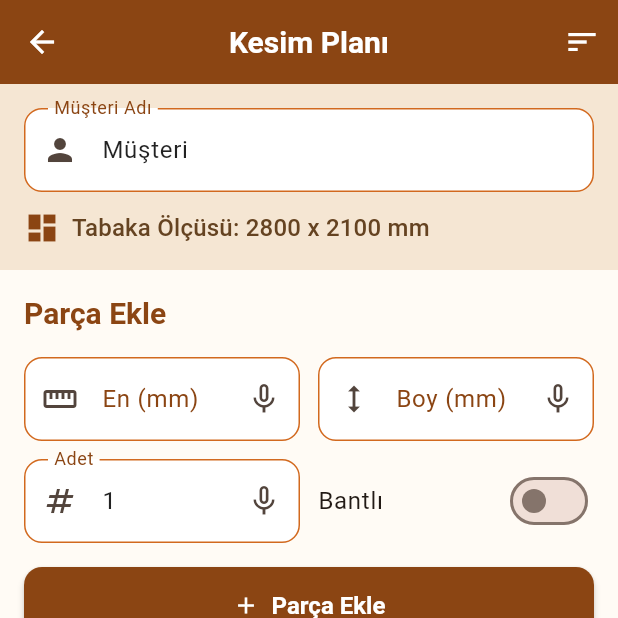
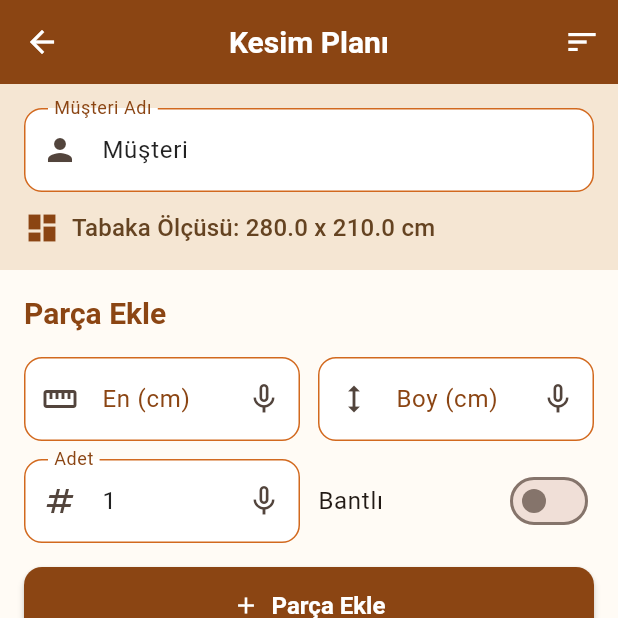
Before and after one commit to ahmetkaanmuktar/mobilya, a Flutter app: the screen it shows after launch, after a tap on "Yeni Kesim Planı", on a phone screen of 412 x 824 dp, the top half of it. Run offline on Flutter 3.47's test engine with Material 3 defaults, Android fonts, the phone set to English and light mode, and no system bars; our stand-ins replace google_fonts, pdf, share_plus, speech_to_text, sqflite; accounts and stored records are empty.

Commit message:
Convert units from mm to cm in UI display

```diff
--- a/lib/models/cutting_plan.dart
+++ b/lib/models/cutting_plan.dart
@@ -5,8 +5,8 @@ class CuttingPlan {
   final String customerName;
   final DateTime createdAt;
   final List<Piece> pieces;
-  final double sheetWidth; // Tabaka eni (mm)
-  final double sheetHeight; // Tabaka boyu (mm)
+  final double sheetWidth; // Tabaka eni (mm - içeride cm olarak gösterilir)
+  final double sheetHeight; // Tabaka boyu (mm - içeride cm olarak gösterilir)
   final String? notes;
 
   CuttingPlan({
--- a/lib/models/piece.dart
+++ b/lib/models/piece.dart
@@ -1,7 +1,7 @@
 class Piece {
   final String id;
-  final double width; // En (mm)
-  final double height; // Boy (mm)
+  final double width; // En (mm - içeride cm olarak gösterilir)
+  final double height; // Boy (mm - içeride cm olarak gösterilir)
   final bool isBanded; // Bantlı mı?
   final int quantity; // Adet
 
--- a/lib/screens/cutting_plan_screen.dart
+++ b/lib/screens/cutting_plan_screen.dart
@@ -132,13 +132,13 @@ class _CuttingPlanScreenState extends State<CuttingPlanScreen> {
               children: [
                 TextField(
                   controller: widthCtrl,
-                  decoration: const InputDecoration(labelText: 'En (mm)'),
+                  decoration: const InputDecoration(labelText: 'En (cm)'),
                   keyboardType: TextInputType.number,
                 ),
                 const SizedBox(height: 12),
                 TextField(
                   controller: heightCtrl,
-                  decoration: const InputDecoration(labelText: 'Boy (mm)'),
+                  decoration: const InputDecoration(labelText: 'Boy (cm)'),
                   keyboardType: TextInputType.number,
                 ),
                 const SizedBox(height: 12),
@@ -233,7 +233,7 @@ class _CuttingPlanScreenState extends State<CuttingPlanScreen> {
                         const Icon(Icons.dashboard, color: AppTheme.primaryWood),
                         const SizedBox(width: 8),
                         Text(
-                          'Tabaka Ölçüsü: ${provider.currentPlan!.sheetWidth.toInt()} x ${provider.currentPlan!.sheetHeight.toInt()} mm',
+                          'Tabaka Ölçüsü: ${(provider.currentPlan!.sheetWidth / 10).toStringAsFixed(1)} x ${(provider.currentPlan!.sheetHeight / 10).toStringAsFixed(1)} cm',
                           style: Theme.of(context).textTheme.titleMedium,
                         ),
                       ],
@@ -262,7 +262,7 @@ class _CuttingPlanScreenState extends State<CuttingPlanScreen> {
                             child: TextFormField(
                               controller: _widthController,
                               decoration: InputDecoration(
-                                labelText: 'En (mm)',
+                                labelText: 'En (cm)',
                                 prefixIcon: const Icon(Icons.straighten),
                                 suffixIcon: IconButton(
                                   icon: Icon(
@@ -296,7 +296,7 @@ class _CuttingPlanScreenState extends State<CuttingPlanScreen> {
                             child: TextFormField(
                               controller: _heightController,
                               decoration: InputDecoration(
-                                labelText: 'Boy (mm)',
+                                labelText: 'Boy (cm)',
                                 prefixIcon: const Icon(Icons.height),
                                 suffixIcon: IconButton(
                                   icon: Icon(
@@ -441,7 +441,7 @@ class _CuttingPlanScreenState extends State<CuttingPlanScreen> {
                                 ),
                               ),
                               title: Text(
-                                '${piece.width.toInt()} x ${piece.height.toInt()} mm',
+                                '${(piece.width / 10).toStringAsFixed(1)} x ${(piece.height / 10).toStringAsFixed(1)} cm',
                                 style: const TextStyle(
                                   fontWeight: FontWeight.bold,
                                   fontSize: 16,
--- a/lib/screens/result_screen.dart
+++ b/lib/screens/result_screen.dart
@@ -217,7 +217,7 @@ Detaylı kesim listesi PDF'te mevcuttur.
                               ),
                               const SizedBox(height: 8),
                               Text(
-                                '${plan.sheetWidth.toInt()} x ${plan.sheetHeight.toInt()} mm',
+                                '${(plan.sheetWidth / 10).toStringAsFixed(1)} x ${(plan.sheetHeight / 10).toStringAsFixed(1)} cm',
                                 style: const TextStyle(
                                   color: Colors.white70,
                                   fontSize: 14,
@@ -333,7 +333,7 @@ Detaylı kesim listesi PDF'te mevcuttur.
                                 ),
                               ),
                               title: Text(
-                                '${piece.width.toInt()} x ${piece.height.toInt()} mm',
+                                '${(piece.width / 10).toStringAsFixed(1)} x ${(piece.height / 10).toStringAsFixed(1)} cm',
                                 style: const TextStyle(
                                   fontWeight: FontWeight.bold,
                                 ),
--- a/lib/services/pdf_service.dart
+++ b/lib/services/pdf_service.dart
@@ -77,7 +77,7 @@ class PdfService {
                       ),
                     ),
                     pw.Text(
-                      '${plan.sheetWidth.toInt()} x ${plan.sheetHeight.toInt()} mm',
+                      '${(plan.sheetWidth / 10).toStringAsFixed(1)} x ${(plan.sheetHeight / 10).toStringAsFixed(1)} cm',
                       style: const pw.TextStyle(fontSize: 12),
                     ),
                   ],
@@ -148,8 +148,8 @@ class PdfService {
                   ),
                   children: [
                     _buildTableHeader('No'),
-                    _buildTableHeader('En (mm)'),
-                    _buildTableHeader('Boy (mm)'),
+                    _buildTableHeader('En (cm)'),
+                    _buildTableHeader('Boy (cm)'),
                     _buildTableHeader('Adet'),
                     _buildTableHeader('Bantlı'),
                     _buildTableHeader('Alan (m²)'),
--- a/lib/utils/constants.dart
+++ b/lib/utils/constants.dart
@@ -1,11 +1,11 @@
 class AppConstants {
   // Tabaka Ölçüleri
-  static const double defaultSheetWidth = 2800.0; // mm
-  static const double defaultSheetHeight = 2100.0; // mm
+  static const double defaultSheetWidth = 2800.0; // mm (140 cm)
+  static const double defaultSheetHeight = 2100.0; // mm (210 cm)
 
   // Minimum ve Maximum Değerler
-  static const double minPieceSize = 50.0; // mm
-  static const double maxPieceSize = 3000.0; // mm
+  static const double minPieceSize = 50.0; // mm (5 cm)
+  static const double maxPieceSize = 3000.0; // mm (300 cm)
 
   // Uygulama Bilgileri
   static const String appName = 'Muktar Marangoz';
--- a/lib/utils/formatters.dart
+++ b/lib/utils/formatters.dart
@@ -29,9 +29,10 @@ class Formatters {
     return formatter.format(date);
   }
 
-  // Ölçü formatı (mm)
+  // Ölçü formatı (cm)
   static String formatDimension(double dimension) {
-    return '${dimension.toInt()} mm';
+    // mm'den cm'ye çevir (10'a böl)
+    return '${(dimension / 10).toStringAsFixed(1)} cm';
   }
 
   // Para formatı (opsiyonel, gelecek özellikler için)
--- a/lib/utils/validators.dart
+++ b/lib/utils/validators.dart
@@ -13,11 +13,11 @@ class Validators {
     }
 
     if (number < AppConstants.minPieceSize) {
-      return '$fieldName minimum ${AppConstants.minPieceSize} mm olmalıdır';
+      return '$fieldName minimum ${(AppConstants.minPieceSize / 10).toStringAsFixed(1)} cm olmalıdır';
     }
 
     if (number > AppConstants.maxPieceSize) {
-      return '$fieldName maximum ${AppConstants.maxPieceSize} mm olmalıdır';
+      return '$fieldName maximum ${(AppConstants.maxPieceSize / 10).toStringAsFixed(1)} cm olmalıdır';
     }
 
     return null;
--- a/lib/widgets/cutting_layout_widget.dart
+++ b/lib/widgets/cutting_layout_widget.dart
@@ -84,7 +84,7 @@ class CuttingLayoutWidget extends StatelessWidget {
               ),
               const SizedBox(width: 8),
               Text(
-                '${plan.sheetWidth.toInt()} x ${plan.sheetHeight.toInt()} mm',
+                '${(plan.sheetWidth / 10).toStringAsFixed(1)} x ${(plan.sheetHeight / 10).toStringAsFixed(1)} cm',
                 style: TextStyle(
                   color: Colors.grey[600],
                   fontSize: 12,
```
